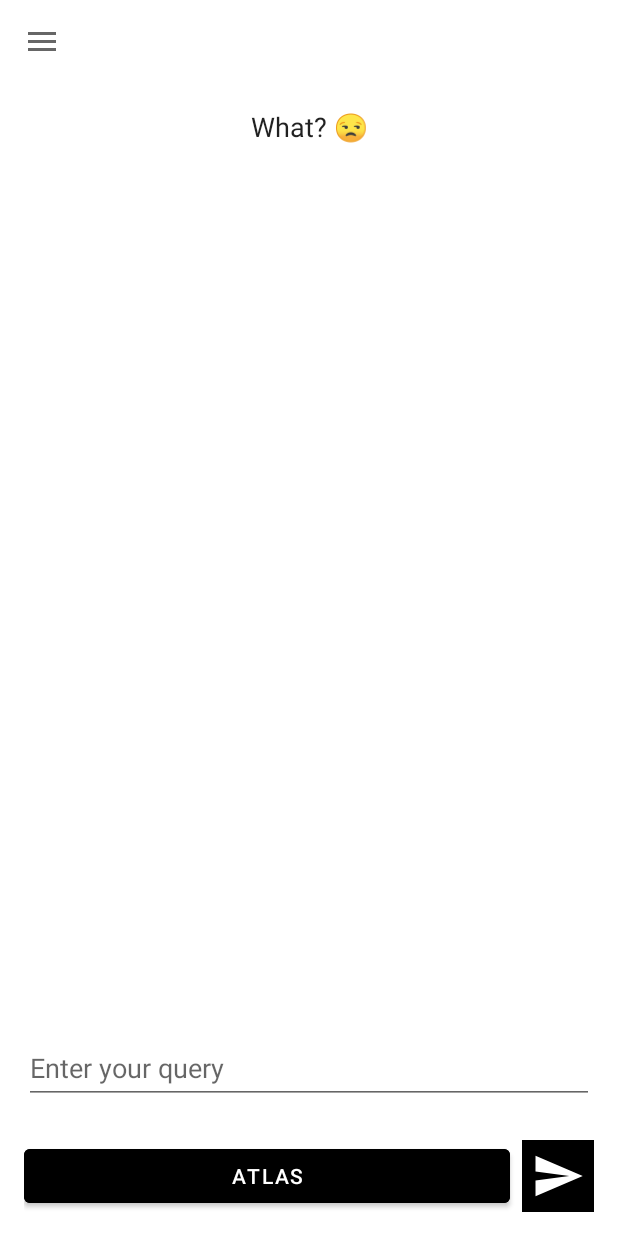
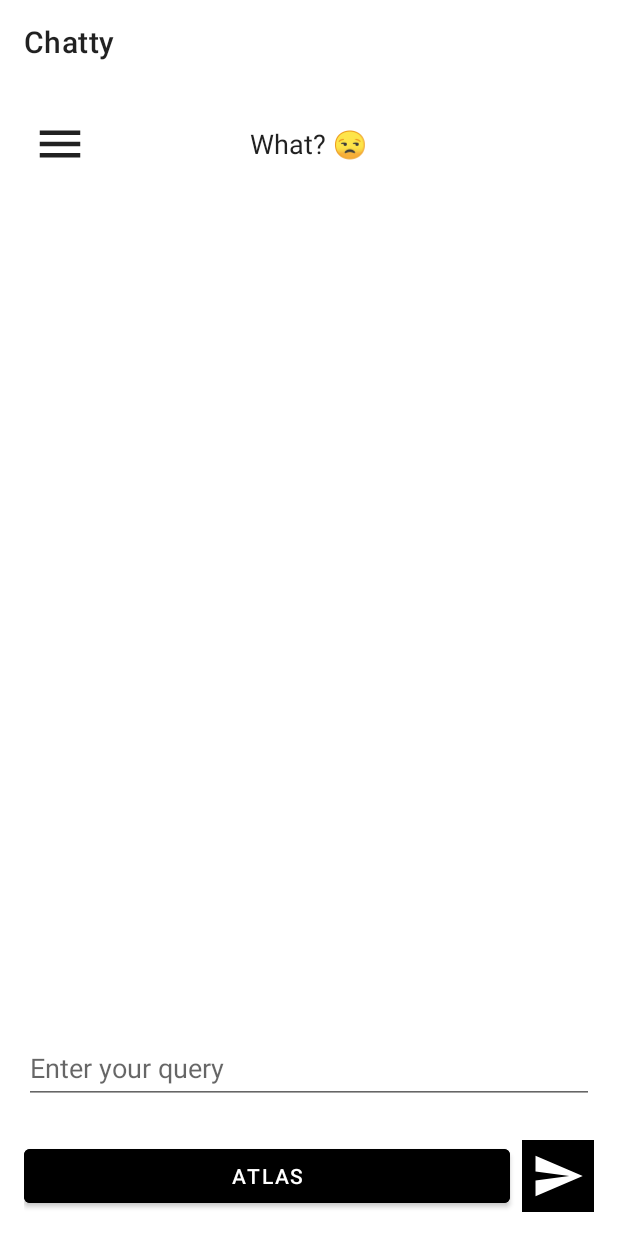
Before and after one commit to findEthics/Atlas, an Android app built with Jetpack Compose: the screen it shows after launch (MainActivity), on a phone screen of 412 x 824 dp. Run offline under Robolectric (Android 15) with nearby library versions, the phone set to English and light mode, and no system bars.

Commit message:
Reposition navigation menu toggle button lower in layout
- Remove automatic ActionBarDrawerToggle from toolbar
- Add custom navigation toggle button positioned below toolbar
- Place navigation toggle and title on same horizontal line
- Center title text in screen while keeping menu button on left
- Use RelativeLayout for proper absolute positioning

🤖 Generated with [Claude Code](https://claude.ai/code)

Co-Authored-By: Claude <noreply@anthropic.com>

```diff
--- a/app/src/main/java/com/example/chatty/MainActivity.kt
+++ b/app/src/main/java/com/example/chatty/MainActivity.kt
@@ -11,7 +11,6 @@ import android.widget.EditText
 import android.widget.ImageButton
 import android.widget.TextView
 import android.widget.Toast
-import androidx.appcompat.app.ActionBarDrawerToggle
 import androidx.appcompat.widget.SwitchCompat
 import androidx.appcompat.app.AlertDialog
 import androidx.appcompat.app.AppCompatActivity
@@ -42,6 +41,7 @@ class MainActivity : AppCompatActivity() {
     private lateinit var loadingProgressBar: TextView
     private lateinit var themePrefs: SharedPreferences
     private lateinit var darkModeSwitch: SwitchCompat
+    private lateinit var customNavToggle: ImageButton
 
     companion object {
         private const val THEME_PREFS = "theme_prefs"
@@ -66,16 +66,8 @@ class MainActivity : AppCompatActivity() {
         initializeViews()
         setupRecyclerView()
 
-        // Setup navigation drawer
-        val toggle = ActionBarDrawerToggle(
-            this,
-            drawerLayout,
-            toolbar,
-            R.string.navigation_drawer_open,
-            R.string.navigation_drawer_close
-        )
-        drawerLayout.addDrawerListener(toggle)
-        toggle.syncState()
+        // Setup navigation drawer (without automatic toggle)
+        setSupportActionBar(toolbar)
 
         setupClickListeners()
 
@@ -96,6 +88,9 @@ class MainActivity : AppCompatActivity() {
         // Initialize dark mode switch from navigation header
         val headerView = navView.getHeaderView(0)
         darkModeSwitch = headerView.findViewById(R.id.darkModeSwitch)
+
+        // Initialize custom navigation toggle
+        customNavToggle = findViewById(R.id.customNavToggle)
     }
 
     private fun setupRecyclerView() {
@@ -114,6 +109,15 @@ class MainActivity : AppCompatActivity() {
 
         resetButton.setOnClickListener {
             resetSession()
+        }
+
+        // Setup custom navigation toggle
+        customNavToggle.setOnClickListener {
+            if (drawerLayout.isDrawerOpen(GravityCompat.START)) {
+                drawerLayout.closeDrawer(GravityCompat.START)
+            } else {
+                drawerLayout.openDrawer(GravityCompat.START)
+            }
         }
 
         // Handle navigation item clicks
--- /dev/null
+++ b/app/src/main/res/drawable/ic_menu.xml
@@ -0,0 +1,5 @@
+<vector xmlns:android="http://schemas.android.com/apk/res/android" android:height="36dp" android:tint="#000000" android:viewportHeight="24" android:viewportWidth="24" android:width="36dp">
+
+    <path android:fillColor="@android:color/white" android:pathData="M3,18h18v-2L3,16v2zM3,13h18v-2L3,11v2zM3,6v2h18L21,6L3,6z"/>
+
+</vector>
--- a/app/src/main/res/layout/activity_main.xml
+++ b/app/src/main/res/layout/activity_main.xml
@@ -23,18 +23,39 @@
                 app:layout_constraintEnd_toEndOf="parent"
                 tools:ignore="MissingConstraints" />
 
-            <!-- Title Text -->
-            <TextView
-                android:id="@+id/titleText"
-                android:layout_width="wrap_content"
+            <!-- Header Layout with Navigation Toggle and Title -->
+            <RelativeLayout
+                android:id="@+id/headerLayout"
+                android:layout_width="match_parent"
                 android:layout_height="wrap_content"
-                android:text="What? 😒"
-                android:textSize="24sp"
-                android:textColor="?android:attr/textColorPrimary"
+                android:padding="16dp"
                 app:layout_constraintTop_toBottomOf="@id/toolbar"
                 app:layout_constraintStart_toStartOf="parent"
-                app:layout_constraintEnd_toEndOf="parent"
-                android:layout_marginTop="16dp"/>
+                app:layout_constraintEnd_toEndOf="parent">
+
+                <!-- Custom Navigation Toggle Button -->
+                <ImageButton
+                    android:id="@+id/customNavToggle"
+                    android:layout_width="48dp"
+                    android:layout_height="48dp"
+                    android:layout_alignParentStart="true"
+                    android:layout_centerVertical="true"
+                    android:src="@drawable/ic_menu"
+                    android:contentDescription="Open navigation menu"
+                    android:background="?attr/selectableItemBackgroundBorderless"
+                    android:tint="?android:attr/textColorPrimary"/>
+
+                <!-- Title Text -->
+                <TextView
+                    android:id="@+id/titleText"
+                    android:layout_width="wrap_content"
+                    android:layout_height="wrap_content"
+                    android:layout_centerInParent="true"
+                    android:text="What? 😒"
+                    android:textSize="24sp"
+                    android:textColor="?android:attr/textColorPrimary"/>
+
+            </RelativeLayout>
 
             <!-- Loading TextView -->
             <TextView
@@ -45,7 +66,7 @@
                 android:textSize="18sp"
                 android:textColor="?android:attr/textColorSecondary"
                 android:visibility="gone"
-                app:layout_constraintTop_toBottomOf="@id/titleText"
+                app:layout_constraintTop_toBottomOf="@id/headerLayout"
                 app:layout_constraintStart_toStartOf="parent"
                 app:layout_constraintEnd_toEndOf="parent"
                 android:layout_marginTop="8dp" />
@@ -57,7 +78,7 @@
                 android:layout_height="0dp"
                 android:scrollbars="vertical"
                 app:layoutManager="androidx.recyclerview.widget.LinearLayoutManager"
-                app:layout_constraintTop_toBottomOf="@id/loadingProgressBar"
+                app:layout_constraintTop_toBottomOf="@id/headerLayout"
                 app:layout_constraintBottom_toTopOf="@id/queryInput"
                 app:layout_constraintStart_toStartOf="parent"
                 app:layout_constraintEnd_toEndOf="parent"
```
Also changed, not shown: 1 other file.
